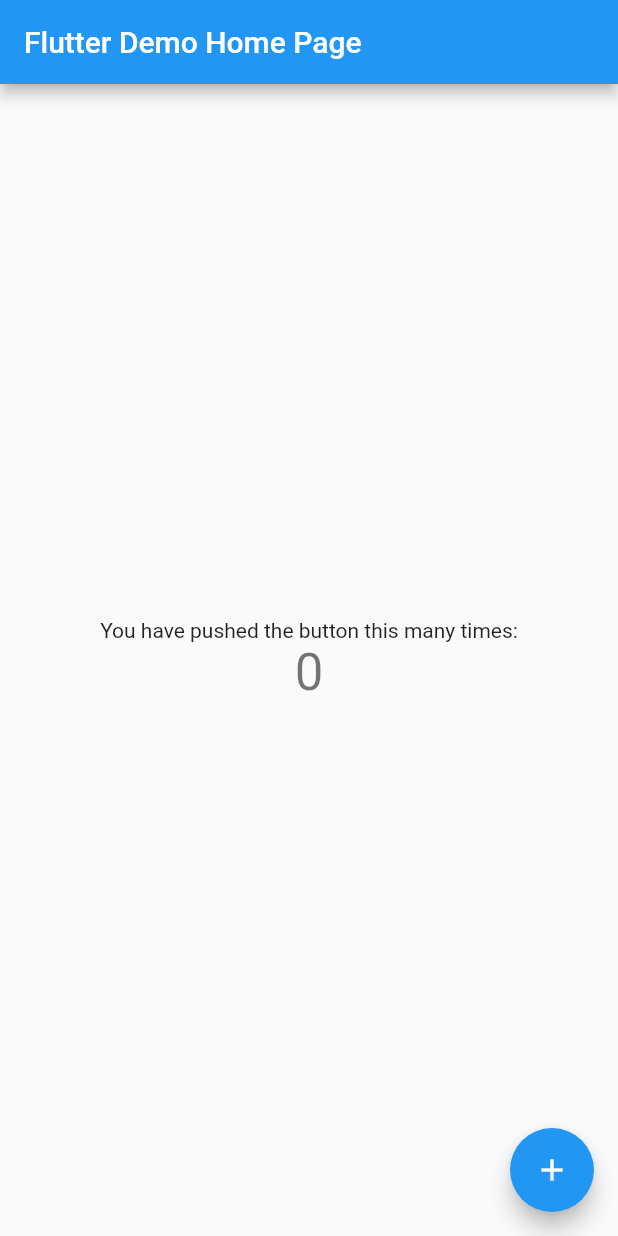
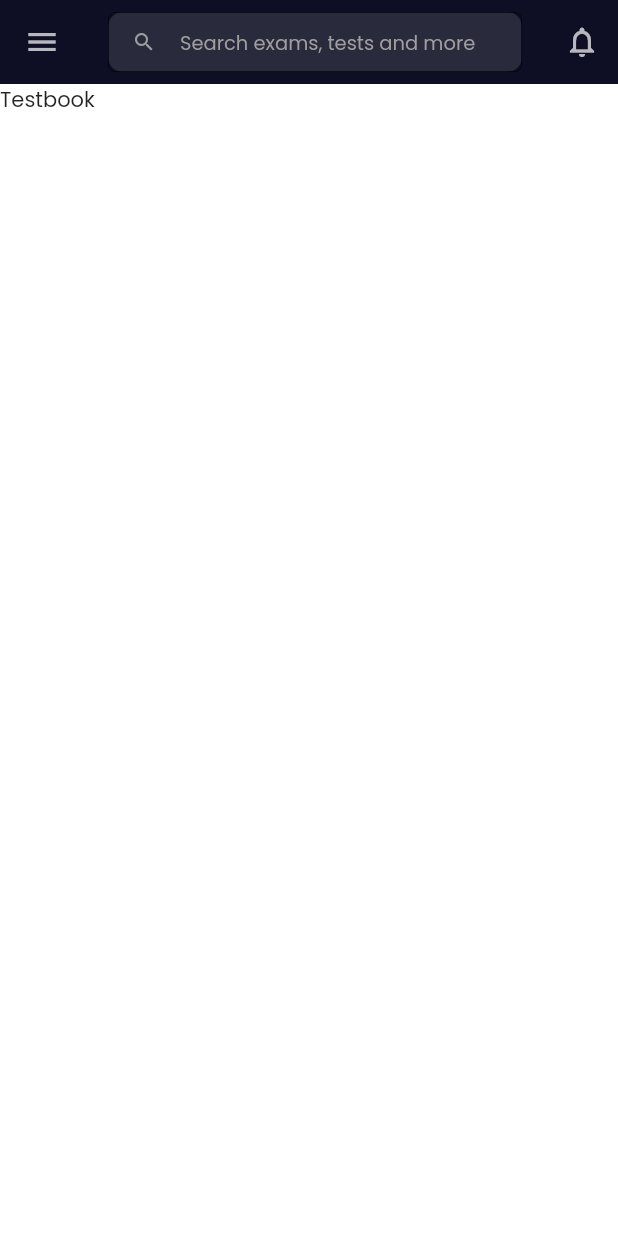
Before and after one commit to theishangoswami/testbook_app, a Flutter app: the screen it shows after launch, on a phone screen of 412 x 824 dp. Run offline on Flutter 3.47's test engine with Material 2 defaults, Android fonts, the phone set to English and light mode, and no system bars; our stand-ins replace google_fonts.

Commit message:
creating homescreen and appbar

```diff
--- /dev/null
+++ b/lib/constants/colors.dart
@@ -0,0 +1,8 @@
+import 'package:flutter/material.dart';
+
+class ColorConfigs {
+  static const Color primaryColor = Color(0xFF0867df);
+  static const Color darkBlueAppBarColor = Color(0xFF0e0f24);
+  static const Color lightBlueAppbarColor = Color(0xFF292a3c);
+  static const Color textSecondaryColor = Color(0xFF656565);
+}
--- a/lib/main.dart
+++ b/lib/main.dart
@@ -1,115 +1,60 @@
 import 'package:flutter/material.dart';
+import 'package:google_fonts/google_fonts.dart';
+import 'package:testbook/constants/colors.dart';
+import 'package:testbook/screens/homescreen_module/homescreen.dart';
 
-void main() {
+void main() async {
+  WidgetsBinding widgetsBinding = WidgetsFlutterBinding.ensureInitialized();
   runApp(const MyApp());
 }
 
 class MyApp extends StatelessWidget {
   const MyApp({Key? key}) : super(key: key);
 
-  // This widget is the root of your application.
   @override
   Widget build(BuildContext context) {
     return MaterialApp(
-      title: 'Testbook',
+      debugShowCheckedModeBanner: false,
       theme: ThemeData(
-        // This is the theme of your application.
-        //
-        // Try running your application with "flutter run". You'll see the
-        // application has a blue toolbar. Then, without quitting the app, try
-        // changing the primarySwatch below to Colors.green and then invoke
-        // "hot reload" (press "r" in the console where you ran "flutter run",
-        // or simply save your changes to "hot reload" in a Flutter IDE).
-        // Notice that the counter didn't reset back to zero; the application
-        // is not restarted.
-        primarySwatch: Colors.blue,
+        fontFamily: GoogleFonts.poppins().fontFamily,
+        bottomNavigationBarTheme: BottomNavigationBarThemeData(
+            type: BottomNavigationBarType.fixed,
+            unselectedLabelStyle:
+                GoogleFonts.poppins(color: Colors.black, fontSize: 12),
+            selectedLabelStyle:
+                GoogleFonts.poppins(color: Colors.black, fontSize: 12)),
+        scaffoldBackgroundColor: Colors.white,
+        tabBarTheme: TabBarTheme(
+          indicatorSize: TabBarIndicatorSize.label,
+          labelColor: ColorConfigs.primaryColor,
+          unselectedLabelColor: const Color(0xFF979797),
+          labelStyle: GoogleFonts.poppins(color: ColorConfigs.primaryColor),
+        ),
+        appBarTheme: AppBarTheme(
+            elevation: 0,
+            titleTextStyle: GoogleFonts.poppins(
+                fontSize: 20, fontWeight: FontWeight.w600, color: Colors.black),
+            backgroundColor: Colors.transparent,
+            iconTheme: const IconThemeData(color: Colors.black)),
+        elevatedButtonTheme: ElevatedButtonThemeData(
+            style: ButtonStyle(
+          shape: MaterialStateProperty.all(
+              RoundedRectangleBorder(borderRadius: BorderRadius.circular(6))),
+          elevation: MaterialStateProperty.all(0),
+        )),
+        primaryColor: ColorConfigs.primaryColor,
+        inputDecorationTheme: InputDecorationTheme(
+          contentPadding: const EdgeInsets.only(left: 15),
+          enabledBorder: OutlineInputBorder(
+              borderSide: const BorderSide(width: 0.5),
+              borderRadius: BorderRadius.circular(5)),
+          border: const OutlineInputBorder(),
+          hintStyle: GoogleFonts.poppins(
+            color: const Color(0xFFC4C4C4),
+          ),
+        ),
       ),
-      home: const MyHomePage(title: 'Flutter Demo Home Page'),
+      home: const HomeScreen(),
     );
   }
 }
-
-class MyHomePage extends StatefulWidget {
-  const MyHomePage({Key? key, required this.title}) : super(key: key);
-
-  // This widget is the home page of your application. It is stateful, meaning
-  // that it has a State object (defined below) that contains fields that affect
-  // how it looks.
-
-  // This class is the configuration for the state. It holds the values (in this
-  // case the title) provided by the parent (in this case the App widget) and
-  // used by the build method of the State. Fields in a Widget subclass are
-  // always marked "final".
-
-  final String title;
-
-  @override
-  State<MyHomePage> createState() => _MyHomePageState();
-}
-
-class _MyHomePageState extends State<MyHomePage> {
-  int _counter = 0;
-
-  void _incrementCounter() {
-    setState(() {
-      // This call to setState tells the Flutter framework that something has
-      // changed in this State, which causes it to rerun the build method below
-      // so that the display can reflect the updated values. If we changed
-      // _counter without calling setState(), then the build method would not be
-      // called again, and so nothing would appear to happen.
-      _counter++;
-    });
-  }
-
-  @override
-  Widget build(BuildContext context) {
-    // This method is rerun every time setState is called, for instance as done
-    // by the _incrementCounter method above.
-    //
-    // The Flutter framework has been optimized to make rerunning build methods
-    // fast, so that you can just rebuild anything that needs updating rather
-    // than having to individually change instances of widgets.
-    return Scaffold(
-      appBar: AppBar(
-        // Here we take the value from the MyHomePage object that was created by
-        // the App.build method, and use it to set our appbar title.
-        title: Text(widget.title),
-      ),
-      body: Center(
-        // Center is a layout widget. It takes a single child and positions it
-        // in the middle of the parent.
-        child: Column(
-          // Column is also a layout widget. It takes a list of children and
-          // arranges them vertically. By default, it sizes itself to fit its
-          // children horizontally, and tries to be as tall as its parent.
-          //
-          // Invoke "debug painting" (press "p" in the console, choose the
-          // "Toggle Debug Paint" action from the Flutter Inspector in Android
-          // Studio, or the "Toggle Debug Paint" command in Visual Studio Code)
-          // to see the wireframe for each widget.
-          //
-          // Column has various properties to control how it sizes itself and
-          // how it positions its children. Here we use mainAxisAlignment to
-          // center the children vertically; the main axis here is the vertical
-          // axis because Columns are vertical (the cross axis would be
-          // horizontal).
-          mainAxisAlignment: MainAxisAlignment.center,
-          children: <Widget>[
-            const Text(
-              'You have pushed the button this many times:',
-            ),
-            Text(
-              '$_counter',
-              style: Theme.of(context).textTheme.headline4,
-            ),
-          ],
-        ),
-      ),
-      floatingActionButton: FloatingActionButton(
-        onPressed: _incrementCounter,
-        tooltip: 'Increment',
-        child: const Icon(Icons.add),
-      ), // This trailing comma makes auto-formatting nicer for build methods.
-    );
-  }
-}
--- /dev/null
+++ b/lib/screens/homescreen_module/homescreen.dart
@@ -0,0 +1,54 @@
+import 'package:flutter/material.dart';
+import 'package:flutter/src/foundation/key.dart';
+import 'package:flutter/src/widgets/framework.dart';
+import 'package:testbook/constants/colors.dart';
+
+class HomeScreen extends StatefulWidget {
+  const HomeScreen({Key? key}) : super(key: key);
+
+  @override
+  State<HomeScreen> createState() => _HomeScreenState();
+}
+
+class _HomeScreenState extends State<HomeScreen> {
+  @override
+  Widget build(BuildContext context) {
+    return Scaffold(
+        appBar: AppBar(
+          leading: Icon(
+            Icons.menu,
+            color: Colors.white70,
+          ),
+          actions: [
+            IconButton(
+              icon: Icon(Icons.notifications_outlined),
+              color: Colors.white70,
+              onPressed: (() {}),
+            )
+          ],
+          title: Container(
+            height: 40,
+            decoration: BoxDecoration(
+              borderRadius: BorderRadius.circular(10),
+              color: ColorConfigs.lightBlueAppbarColor,
+            ),
+            child: const TextField(
+              decoration: InputDecoration(
+                hintText: 'Search exams, tests and more',
+                hintStyle: TextStyle(
+                  fontSize: 13,
+                  color: Colors.grey,
+                ),
+                prefixIcon: Icon(
+                  Icons.search,
+                  color: Colors.grey,
+                  size: 16,
+                ),
+              ),
+            ),
+          ),
+          backgroundColor: ColorConfigs.darkBlueAppBarColor,
+        ),
+        body: Text("Testbook"));
+  }
+}
--- a/pubspec.yaml
+++ b/pubspec.yaml
@@ -34,6 +34,7 @@ dependencies:
   # The following adds the Cupertino Icons font to your application.
   # Use with the CupertinoIcons class for iOS style icons.
   cupertino_icons: ^1.0.2
+  google_fonts: ^3.0.1
 
 dev_dependencies:
   flutter_test:
```
Also changed, not shown: pubspec.lock, 7 other files.
